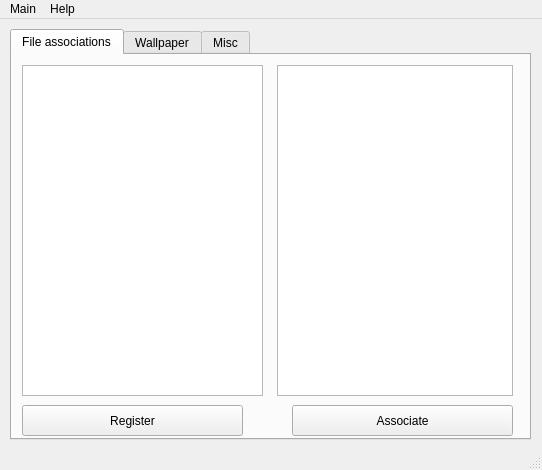
fluxer/bfp, file src/qsettings/qsettings.ui: the form before one commit.
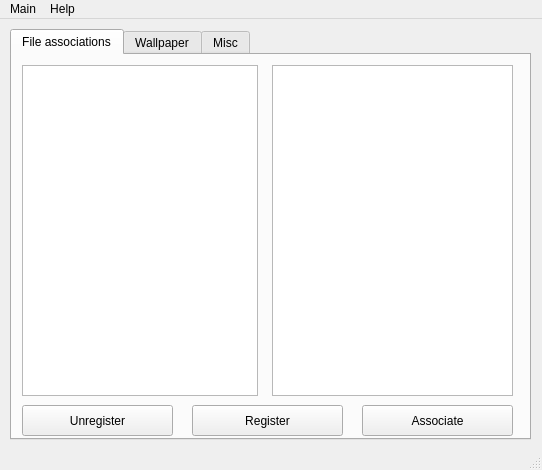
The form after the commit. Icons and pictures are not drawn.

Commit message: added mime unregister support to settings

```diff
--- a/src/qsettings/qsettings.ui
+++ b/src/qsettings/qsettings.ui
@@ -39,7 +39,7 @@
        <rect>
         <x>10</x>
         <y>10</y>
-        <width>241</width>
+        <width>236</width>
         <height>331</height>
        </rect>
       </property>
@@ -47,9 +47,9 @@
      <widget class="QListWidget" name="ProgramsView">
       <property name="geometry">
        <rect>
-        <x>265</x>
+        <x>260</x>
         <y>10</y>
-        <width>236</width>
+        <width>241</width>
         <height>331</height>
        </rect>
       </property>
@@ -57,9 +57,9 @@
      <widget class="QPushButton" name="AssociateButton">
       <property name="geometry">
        <rect>
-        <x>280</x>
+        <x>350</x>
         <y>350</y>
-        <width>221</width>
+        <width>151</width>
         <height>31</height>
        </rect>
       </property>
@@ -71,12 +71,29 @@
         <normaloff>:/share/qresources/resources/gtk-edit.svg</normaloff>:/share/qresources/resources/gtk-edit.svg</iconset>
       </property>
      </widget>
-     <widget class="QPushButton" name="RegisterButton">
+     <widget class="QPushButton" name="UnregisterButton">
       <property name="geometry">
        <rect>
         <x>10</x>
         <y>350</y>
-        <width>221</width>
+        <width>151</width>
+        <height>31</height>
+       </rect>
+      </property>
+      <property name="text">
+       <string>Unregister</string>
+      </property>
+      <property name="icon">
+       <iconset resource="../qresources/libqresources.qrc">
+        <normaloff>:/share/qresources/resources/editdelete.svg</normaloff>:/share/qresources/resources/editdelete.svg</iconset>
+      </property>
+     </widget>
+     <widget class="QPushButton" name="RegisterButton">
+      <property name="geometry">
+       <rect>
+        <x>180</x>
+        <y>350</y>
+        <width>151</width>
         <height>31</height>
        </rect>
       </property>
```
The commit also changes 1 other file.
